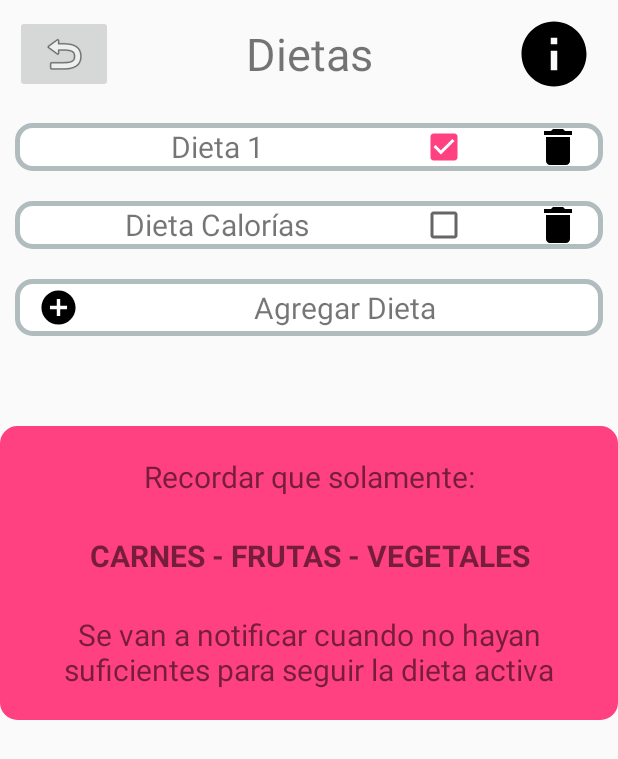
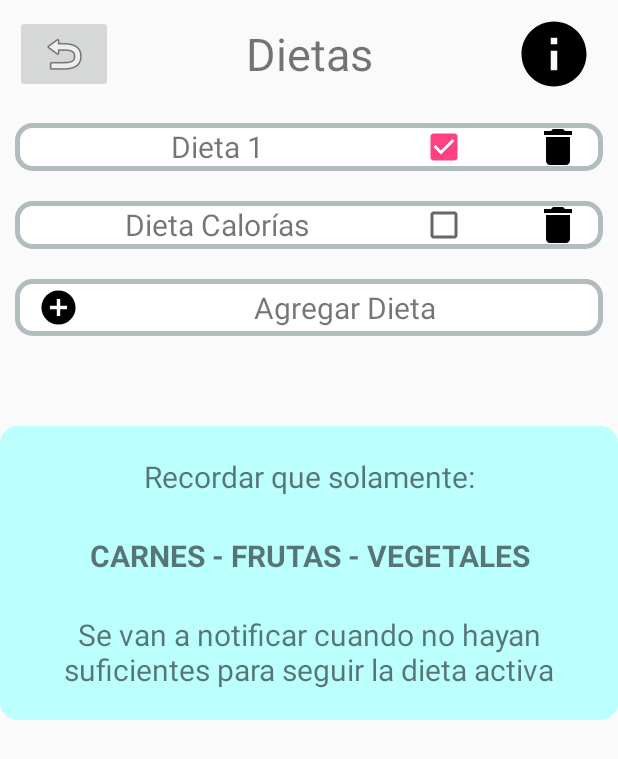
Before and after one commit to HuskyDM/HCI, an Android app: the DietasPrincipal screen opened directly, with no data from a screen before it, on a phone screen of 412 x 824 dp. Shown: the top 759 px of the screen. Run offline under Robolectric (Android 15) with nearby library versions, the phone set to English and light mode, and no system bars.

Commit message:
Cambio de color

```diff
--- a/app/src/main/res/layout/activity_dietas_principal.xml
+++ b/app/src/main/res/layout/activity_dietas_principal.xml
@@ -149,7 +149,7 @@
                 android:layout_marginTop="50dp"
                 android:padding="20dp"
                 android:background="@drawable/layout_round_corners"
-                android:backgroundTint="@color/colorAccent">
+                android:backgroundTint="#bbffff">
 
                 <TextView
                     android:layout_width="match_parent"
```
